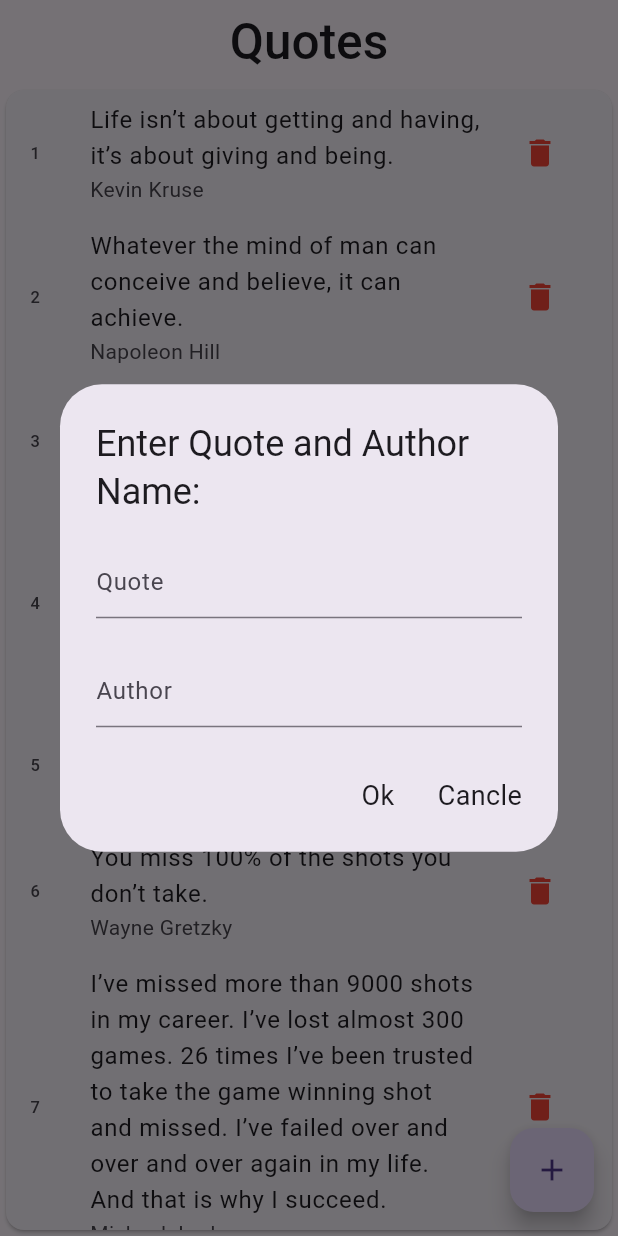
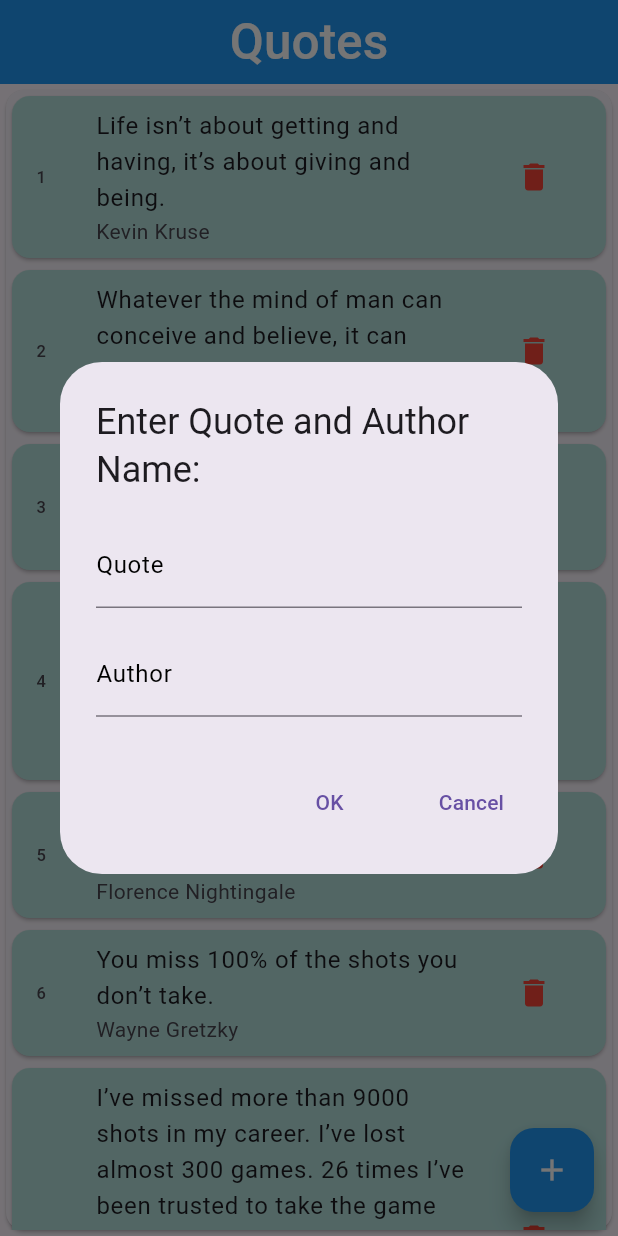
Before and after one commit to sanjuafre123/adv_flutter_ch1, a Flutter app: the screen it shows after launch, after a tap on the "add" icon, on a phone screen of 412 x 824 dp. Run offline on Flutter 3.47's test engine with Material 3 defaults, Android fonts, the phone set to English and light mode, and no system bars.

Commit message:
11/07/2024

```diff
--- a/lib/Screen/Lec-1 .5/Provider/homeProvider.dart
+++ b/lib/Screen/Lec-1 .5/Provider/homeProvider.dart
@@ -22,7 +22,7 @@ class QuoteProvider extends ChangeNotifier{
 
   void removeQuote(int index)
   {
-    quoteModelText.quoteModelList.removeAt(index);
+    quotesList.removeAt(index);
     notifyListeners();
   }
 
--- a/lib/Screen/Lec-1 .5/view/HomePage.dart
+++ b/lib/Screen/Lec-1 .5/view/HomePage.dart
@@ -12,29 +12,33 @@ class Homepage extends StatelessWidget {
     quoteModelText = QueueModel.toList(quotesList);
     var height = MediaQuery.of(context).size.height;
     var width = MediaQuery.of(context).size.width;
-
-    QuoteProvider QuoteProviderTrue =
-        Provider.of<QuoteProvider>(context, listen: true);
     QuoteProvider QuoteProviderFalse =
         Provider.of<QuoteProvider>(context, listen: false);
 
     return Scaffold(
       appBar: AppBar(
+        backgroundColor: Colors.blue,
         centerTitle: true,
         title: Text(
           'Quotes',
-          style: TextStyle(fontSize: 33, fontWeight: FontWeight.w500),
+          style: TextStyle(fontSize: 33, fontWeight: FontWeight.w500,color: Colors.white),
         ),
       ),
       body: Card(
+        child: Form(
+          key: formKey,
           child: ListView.builder(
             itemCount: quoteModelText.quoteModelList.length,
-          itemBuilder: (context, index) => ListTile(
+            itemBuilder: (context, index) => Card(
+              color: Colors.teal[100],
+              child: ListTile(
                 leading: Text('${index + 1}'),
                 title: Text(quoteModelText.quoteModelList[index].quote!),
                 subtitle: Text(quoteModelText.quoteModelList[index].author!),
                 trailing: IconButton(
-              onPressed: () {},
+                  onPressed: () {
+                    QuoteProviderFalse.removeQuote(index);
+                  },
                   icon: Icon(
                     Icons.delete,
                     color: Colors.red,
@@ -43,7 +47,10 @@ class Homepage extends StatelessWidget {
               ),
             ),
           ),
+        ),
+      ),
       floatingActionButton: FloatingActionButton(
+        backgroundColor: Colors.blue,
         onPressed: () {
           showDialog(
             context: context,
@@ -52,43 +59,79 @@ class Homepage extends StatelessWidget {
                 'Enter Quote and Author Name:',
               ),
               actions: [
-                TextFormField(
-                  decoration: InputDecoration(
-                    hintText: 'Quote',
+                inputTextField(label: 'Quote', controller: txtQuote),
+                SizedBox(
+                  height: height * 0.020,
                 ),
+                inputTextField(label: 'Author', controller: txtAuthor),
+                SizedBox(
+                  height: height * 0.040,
                 ),
-                SizedBox(
-                  height: height * 0.030,
-                ),
-                TextFormField(
-                  decoration: InputDecoration(
-                    hintText: 'Author',
-                  ),
-                ),
-                SizedBox(height: height*0.040,),
                 Row(
                   mainAxisAlignment: MainAxisAlignment.end,
                   children: [
-                    GestureDetector(
-                      onTap: () {
-
-                      },child: Text('Ok',style: TextStyle(fontSize: 18),)),
-                    SizedBox(width: width*0.070,),
-                    GestureDetector(
-                        onTap: () {
-
+                    TextButton(
+                        onPressed: () {
+                          bool response = formKey.currentState!.validate();
+                          if (response) {
+                            QuoteProviderFalse.addDetailsProvider();
+                            QuoteProviderFalse.addQuote();
+                            Navigator.of(context).pop();
+                          }
+                          formKey.currentState!.reset();
                         },
-                        child: Text('Cancle',style: TextStyle(fontSize: 18),)),
+                        child: Text('OK')),
+                    SizedBox(
+                      width: width * 0.070,
+                    ),
+                    TextButton(
+                      onPressed: () {
+                        Navigator.of(context).pop();
+                      },
+                      child: const Text('Cancel'),
+                    ),
                   ],
                 )
               ],
             ),
           );
         },
-        child: Icon(Icons.add),
+        child: Icon(Icons.add,color: Colors.white,),
+      ),
+    );
+  }
+
+  TextFormField inputTextField(
+      {required label, required TextEditingController controller}) {
+    return TextFormField(
+      validator: (value) {
+        if (value!.isEmpty) {
+          return 'Required';
+        }
+        return null;
+      },
+      controller: controller,
+      cursorColor: Colors.black,
+      decoration: InputDecoration(
+        label: Text(label),
+        labelStyle: const TextStyle(
+          color: Colors.black,
+        ),
+        border: const UnderlineInputBorder(
+          borderSide: BorderSide(
+            color: Colors.black,
+          ),
+        ),
+        focusedBorder: const UnderlineInputBorder(
+          borderSide: BorderSide(
+            color: Colors.black,
+            width: 2,
+          ),
+        ),
       ),
     );
   }
 }
 
+GlobalKey<FormState> formKey = GlobalKey();
 QueueModel quoteModelText = QueueModel();
```
Lines whose indentation alone changed are shown as unchanged.
